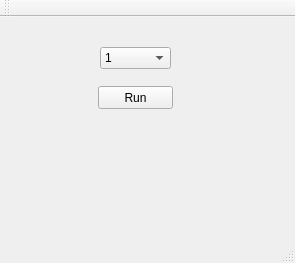
Qt form src/mainwindow.ui (SomeDudesRepo/ProjectEuler) before a commit.
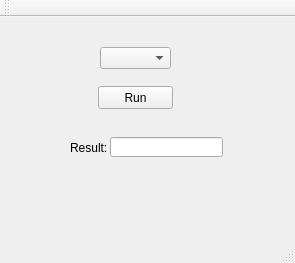
The same form after that commit.

Diff of the .ui file:
```diff
--- a/src/mainwindow.ui
+++ b/src/mainwindow.ui
@@ -23,16 +23,6 @@
       <height>22</height>
      </rect>
     </property>
-    <item>
-     <property name="text">
-      <string>1</string>
-     </property>
-    </item>
-    <item>
-     <property name="text">
-      <string>2</string>
-     </property>
-    </item>
    </widget>
    <widget class="QPushButton" name="mBtnRun">
     <property name="geometry">
@@ -50,14 +40,24 @@
    <widget class="QLabel" name="mLblResult">
     <property name="geometry">
      <rect>
-      <x>100</x>
+      <x>70</x>
       <y>120</y>
-      <width>71</width>
+      <width>41</width>
       <height>21</height>
      </rect>
     </property>
     <property name="text">
-     <string/>
+     <string>Result:</string>
+    </property>
+   </widget>
+   <widget class="QLineEdit" name="mLnResult">
+    <property name="geometry">
+     <rect>
+      <x>110</x>
+      <y>120</y>
+      <width>113</width>
+      <height>20</height>
+     </rect>
     </property>
    </widget>
   </widget>
```
